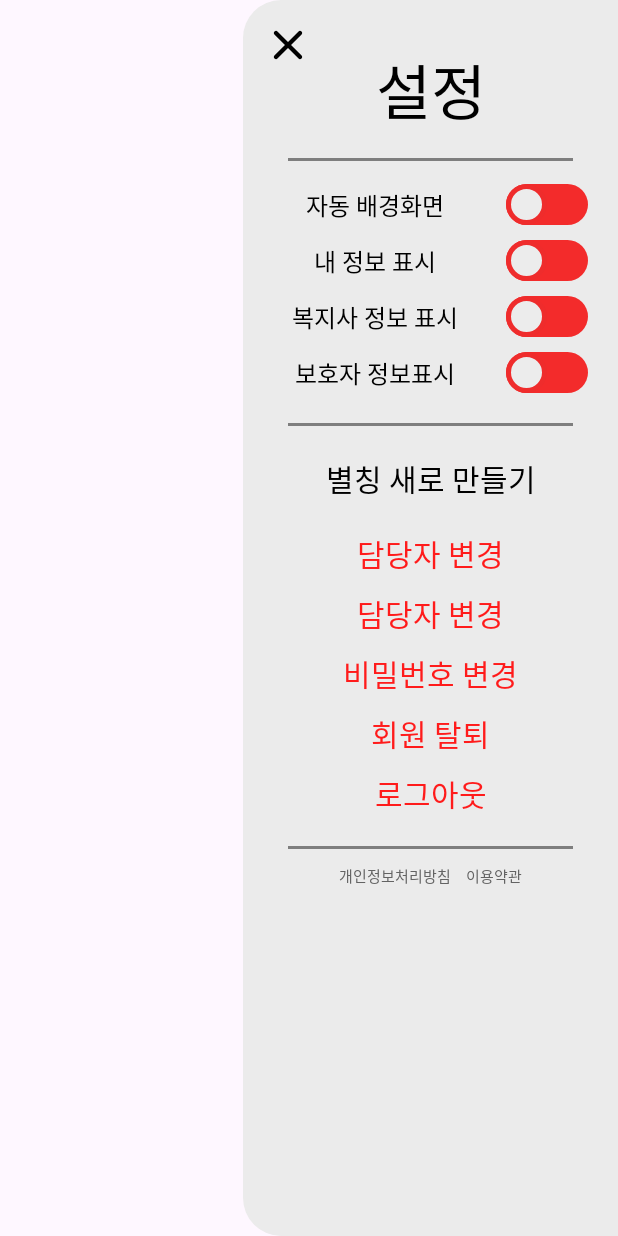
After one commit to Guji-Welfare-E/Guji-Welfare-E_Android, an Android app: the fragment DrawerFragment shown on its own in the app's theme, on a phone screen of 412 x 824 dp. The commit adds this screen. Run offline under Robolectric (Android 15) with nearby library versions, the phone set to English and light mode, and no system bars; our stand-ins replace data binding.

Commit message:
:sparkles: :: add main screen

```diff
--- /dev/null
+++ b/app/src/main/java/com/guji/welfare/guji_welfare_e_android/main/screen/DrawerFragment.kt
@@ -0,0 +1,15 @@
+package com.guji.welfare.guji_welfare_e_android.main.screen
+
+import androidx.fragment.app.viewModels
+import com.guji.welfare.guji_welfare_e_android.R
+import com.guji.welfare.guji_welfare_e_android.base.BaseFragment
+import com.guji.welfare.guji_welfare_e_android.databinding.FragmentDrawerBinding
+import com.guji.welfare.guji_welfare_e_android.main.viewmodel.BeaderViewModel
+
+class DrawerFragment:BaseFragment<FragmentDrawerBinding, BeaderViewModel>(R.layout.fragment_drawer) {
+    override val viewModel: BeaderViewModel by viewModels()
+
+    override fun start() {
+
+    }
+}
--- /dev/null
+++ b/app/src/main/java/com/guji/welfare/guji_welfare_e_android/main/screen/MainActivity.kt
@@ -0,0 +1,22 @@
+package com.guji.welfare.guji_welfare_e_android.main.screen
+
+import androidx.activity.viewModels
+import androidx.core.view.GravityCompat
+import com.guji.welfare.guji_welfare_e_android.R
+import com.guji.welfare.guji_welfare_e_android.base.BaseActivity
+import com.guji.welfare.guji_welfare_e_android.databinding.ActivityMainBinding
+import com.guji.welfare.guji_welfare_e_android.main.viewmodel.MainViewModel
+
+class MainActivity: BaseActivity<ActivityMainBinding, MainViewModel>(R.layout.activity_main) {
+    override val viewModel: MainViewModel by viewModels()
+
+    override fun start() {
+        binding.buttonMenu.setOnClickListener {
+            binding.drawer.openDrawer(GravityCompat.END)
+        }
+    }
+
+    override fun onResume() {
+        super.onResume()
+    }
+}
--- /dev/null
+++ b/app/src/main/java/com/guji/welfare/guji_welfare_e_android/main/viewmodel/MainViewModel.kt
@@ -0,0 +1,7 @@
+package com.guji.welfare.guji_welfare_e_android.main.viewmodel
+
+import com.guji.welfare.guji_welfare_e_android.base.BaseViewModel
+
+class MainViewModel: BaseViewModel() {
+
+}
--- /dev/null
+++ b/app/src/main/res/drawable/ic_close.xml
@@ -0,0 +1,9 @@
+<vector xmlns:android="http://schemas.android.com/apk/res/android"
+    android:width="20dp"
+    android:height="20dp"
+    android:viewportWidth="15"
+    android:viewportHeight="15">
+  <path
+      android:pathData="M14.293,2.218C14.683,1.827 14.683,1.194 14.293,0.804L14.197,0.708C13.806,0.317 13.173,0.317 12.782,0.708L7.5,6L2.218,0.708C1.827,0.317 1.194,0.317 0.803,0.708L0.707,0.804C0.317,1.194 0.317,1.827 0.707,2.218L5.989,7.5L0.707,12.782C0.317,13.173 0.317,13.806 0.707,14.196L0.804,14.293C1.194,14.683 1.827,14.683 2.218,14.293L7.5,9.011L12.782,14.293C13.173,14.683 13.806,14.683 14.196,14.293L14.293,14.196C14.683,13.806 14.683,13.173 14.293,12.782L9.011,7.5L14.293,2.218Z"
+      android:fillColor="#000000"/>
+</vector>
--- /dev/null
+++ b/app/src/main/res/drawable/ic_menu.xml
@@ -0,0 +1,15 @@
+<vector xmlns:android="http://schemas.android.com/apk/res/android"
+    android:width="32dp"
+    android:height="29dp"
+    android:viewportWidth="32"
+    android:viewportHeight="29">
+  <path
+      android:pathData="M2.5,0L29.5,0A2.5,2.5 0,0 1,32 2.5L32,2.5A2.5,2.5 0,0 1,29.5 5L2.5,5A2.5,2.5 0,0 1,0 2.5L0,2.5A2.5,2.5 0,0 1,2.5 0z"
+      android:fillColor="#000"/>
+  <path
+      android:pathData="M2.5,12L29.5,12A2.5,2.5 0,0 1,32 14.5L32,14.5A2.5,2.5 0,0 1,29.5 17L2.5,17A2.5,2.5 0,0 1,0 14.5L0,14.5A2.5,2.5 0,0 1,2.5 12z"
+      android:fillColor="#000"/>
+  <path
+      android:pathData="M2.5,24L29.5,24A2.5,2.5 0,0 1,32 26.5L32,26.5A2.5,2.5 0,0 1,29.5 29L2.5,29A2.5,2.5 0,0 1,0 26.5L0,26.5A2.5,2.5 0,0 1,2.5 24z"
+      android:fillColor="#000"/>
+</vector>
--- /dev/null
+++ b/app/src/main/res/drawable/selector_switch_thumb.xml
@@ -0,0 +1,5 @@
+<?xml version="1.0" encoding="utf-8"?>
+<selector xmlns:android="http://schemas.android.com/apk/res/android">
+    <item android:drawable="@drawable/shape_switch_thumb_on" android:state_checked="true"/>
+    <item android:drawable="@drawable/shape_switch_thumb_off" android:state_checked="false"/>
+</selector>
--- /dev/null
+++ b/app/src/main/res/drawable/selector_switch_track.xml
@@ -0,0 +1,5 @@
+<?xml version="1.0" encoding="utf-8"?>
+<selector xmlns:android="http://schemas.android.com/apk/res/android">
+    <item android:drawable="@drawable/shape_switch_track_on" android:state_checked="true"/>
+    <item android:drawable="@drawable/shape_switch_track_off" android:state_checked="false"/>
+</selector>
--- /dev/null
+++ b/app/src/main/res/drawable/shape_switch_thumb_off.xml
@@ -0,0 +1,14 @@
+<?xml version="1.0" encoding="utf-8"?>
+<shape xmlns:android="http://schemas.android.com/apk/res/android"
+    android:shape="oval">
+
+    <size
+        android:width="27dp"
+        android:height="27dp" />
+    <solid android:color="#ECECEC" />
+
+    <stroke
+        android:width="3dp"
+        android:color="#EF2C2C" />
+
+</shape>
--- /dev/null
+++ b/app/src/main/res/drawable/shape_switch_thumb_on.xml
@@ -0,0 +1,14 @@
+<?xml version="1.0" encoding="utf-8"?>
+<shape xmlns:android="http://schemas.android.com/apk/res/android"
+    android:shape="oval">
+
+    <size
+        android:width="27dp"
+        android:height="27dp" />
+    <solid android:color="#ECECEC" />
+
+    <stroke
+        android:width="3dp"
+        android:color="#29CD00" />
+
+</shape>
--- /dev/null
+++ b/app/src/main/res/drawable/shape_switch_track_off.xml
@@ -0,0 +1,11 @@
+<?xml version="1.0" encoding="utf-8"?>
+<shape xmlns:android="http://schemas.android.com/apk/res/android"
+    android:shape="rectangle">
+    <corners android:radius="50dp" />
+
+    <size
+        android:width="52dp"
+        android:height="27dp" />
+
+    <solid android:color="#F32B2B"/>
+</shape>
--- /dev/null
+++ b/app/src/main/res/drawable/shape_switch_track_on.xml
@@ -0,0 +1,12 @@
+<?xml version="1.0" encoding="utf-8"?>
+<shape xmlns:android="http://schemas.android.com/apk/res/android"
+    android:shape="rectangle">
+
+    <corners android:radius="50dp" />
+
+    <size
+        android:width="52dp"
+        android:height="27dp" />
+
+    <solid android:color="#29CD00" />
+</shape>
--- a/app/src/main/res/layout/activity_main.xml
+++ b/app/src/main/res/layout/activity_main.xml
@@ -4,10 +4,9 @@
     xmlns:tools="http://schemas.android.com/tools">
 
     <data>
-
         <variable
             name="main"
-            type="com.guji.welfare.guji_welfare_e_android.main.viewmodel.MainViewModel" />
+            type="com.guji.welfare.guji_welfare_e_android.main.screen.MainActivity" />
     </data>
 
     <androidx.drawerlayout.widget.DrawerLayout
@@ -15,14 +14,6 @@
         android:layout_width="match_parent"
         android:layout_height="match_parent"
         tools:context=".ui.main.MainActivity">
-
-        <androidx.constraintlayout.widget.ConstraintLayout
-            android:background="@drawable/background_drawer"
-            android:layout_gravity="right"
-            android:layout_width="250dp"
-            android:layout_height="match_parent">
-
-        </androidx.constraintlayout.widget.ConstraintLayout>
 
         <androidx.constraintlayout.widget.ConstraintLayout
             android:layout_width="match_parent"
@@ -208,12 +199,21 @@
                         android:minHeight="0dp"
                         android:text="보호자 추가"
                         android:textColor="@color/white"
-                        android:textSize="13sp"></Button>
+                        android:textSize="13sp"/>
                 </androidx.appcompat.widget.LinearLayoutCompat>
 
             </androidx.appcompat.widget.LinearLayoutCompat>
 
         </androidx.constraintlayout.widget.ConstraintLayout>
 
+        <com.google.android.material.navigation.NavigationView
+            android:id="@+id/main_drawer_view"
+            android:layout_width="250dp"
+            android:layout_height="match_parent"
+            android:layout_gravity="end"
+            android:overScrollMode="never"
+            android:background="@drawable/background_drawer"
+            app:headerLayout="@layout/fragment_drawer"/>
+
     </androidx.drawerlayout.widget.DrawerLayout>
 </layout>
--- /dev/null
+++ b/app/src/main/res/layout/fragment_drawer.xml
@@ -0,0 +1,334 @@
+<?xml version="1.0" encoding="utf-8"?>
+<layout xmlns:android="http://schemas.android.com/apk/res/android"
+    xmlns:app="http://schemas.android.com/apk/res-auto">
+
+    <data>
+
+        <variable
+            name="drawer"
+            type="com.guji.welfare.guji_welfare_e_android.main.viewmodel.MainViewModel" />
+    </data>
+
+    <androidx.constraintlayout.widget.ConstraintLayout
+        android:layout_width="250dp"
+        android:layout_height="match_parent"
+        android:layout_gravity="end"
+        android:background="@drawable/background_drawer">
+
+        <androidx.appcompat.widget.AppCompatImageView
+            android:id="@+id/button_close"
+            android:layout_width="20dp"
+            android:layout_height="20dp"
+            android:layout_marginStart="20dp"
+            android:layout_marginTop="20dp"
+            android:backgroundTint="#00000000"
+            android:src="@drawable/ic_close"
+            app:layout_constraintStart_toStartOf="parent"
+            app:layout_constraintTop_toTopOf="parent" />
+
+        <androidx.appcompat.widget.AppCompatTextView
+            android:id="@+id/setting_text"
+            android:layout_width="wrap_content"
+            android:layout_height="wrap_content"
+            android:layout_marginTop="30dp"
+            android:fontFamily="@font/pretendard_bold"
+            android:text="설정"
+            android:textColor="@color/black"
+            android:textSize="40sp"
+            app:layout_constraintEnd_toEndOf="parent"
+            app:layout_constraintStart_toStartOf="parent"
+            app:layout_constraintTop_toTopOf="parent" />
+
+        <View
+            android:id="@+id/line"
+            android:layout_width="match_parent"
+            android:layout_height="2dp"
+            android:layout_marginStart="30dp"
+            android:layout_marginTop="15dp"
+            android:layout_marginEnd="30dp"
+            android:background="#7E7E7E"
+            app:layout_constraintEnd_toEndOf="parent"
+            app:layout_constraintStart_toStartOf="parent"
+            app:layout_constraintTop_toBottomOf="@id/setting_text" />
+
+        <androidx.appcompat.widget.LinearLayoutCompat
+            android:id="@+id/linearLayoutCompat"
+            android:layout_width="match_parent"
+            android:layout_height="wrap_content"
+            android:layout_marginTop="15dp"
+            android:orientation="vertical"
+            app:layout_constraintEnd_toEndOf="parent"
+            app:layout_constraintStart_toStartOf="parent"
+            app:layout_constraintTop_toBottomOf="@+id/line">
+
+            <androidx.constraintlayout.widget.ConstraintLayout
+                android:layout_width="match_parent"
+                android:layout_height="wrap_content"
+                android:layout_gravity="center"
+                android:orientation="horizontal">
+
+                <androidx.appcompat.widget.AppCompatTextView
+                    android:id="@+id/appCompatTextView8"
+                    android:layout_width="wrap_content"
+                    android:layout_height="wrap_content"
+                    android:fontFamily="@font/pretendard_extrabold"
+                    android:text="자동 배경화면"
+                    android:textColor="@color/black"
+                    android:textSize="16sp"
+                    app:layout_constraintBottom_toBottomOf="parent"
+                    app:layout_constraintEnd_toStartOf="@+id/SwitchCompat"
+                    app:layout_constraintStart_toStartOf="parent"
+                    app:layout_constraintTop_toTopOf="parent" />
+
+                <Switch
+                    android:id="@+id/SwitchCompat"
+                    android:layout_width="wrap_content"
+                    android:layout_height="wrap_content"
+                    android:layout_gravity="left"
+                    android:layout_marginEnd="20dp"
+                    android:thumb="@drawable/selector_switch_thumb"
+                    android:track="@drawable/selector_switch_track"
+                    app:layout_constraintBottom_toBottomOf="parent"
+                    app:layout_constraintEnd_toEndOf="parent"
+                    app:layout_constraintTop_toTopOf="parent" />
+
+            </androidx.constraintlayout.widget.ConstraintLayout>
+
+            <androidx.constraintlayout.widget.ConstraintLayout
+                android:layout_width="match_parent"
+                android:layout_height="wrap_content"
+                android:layout_gravity="center"
+                android:layout_marginTop="10dp"
+                android:orientation="horizontal">
+
+                <androidx.appcompat.widget.AppCompatTextView
+                    android:id="@+id/appCompatTextView7"
+                    android:layout_width="wrap_content"
+                    android:layout_height="wrap_content"
+                    android:fontFamily="@font/pretendard_extrabold"
+                    android:text="내 정보 표시"
+                    android:textColor="@color/black"
+                    android:textSize="16sp"
+                    app:layout_constraintBottom_toBottomOf="parent"
+                    app:layout_constraintEnd_toStartOf="@+id/switch2"
+                    app:layout_constraintStart_toStartOf="parent"
+                    app:layout_constraintTop_toTopOf="parent" />
+
+                <Switch
+                    android:id="@+id/switch2"
+                    android:layout_width="wrap_content"
+                    android:layout_height="wrap_content"
+                    android:layout_marginEnd="20dp"
+                    android:thumb="@drawable/selector_switch_thumb"
+                    android:track="@drawable/selector_switch_track"
+                    app:layout_constraintBottom_toBottomOf="parent"
+                    app:layout_constraintEnd_toEndOf="parent"
+                    app:layout_constraintTop_toTopOf="parent" />
+
+            </androidx.constraintlayout.widget.ConstraintLayout>
+
+            <androidx.constraintlayout.widget.ConstraintLayout
+                android:layout_width="match_parent"
+                android:layout_height="wrap_content"
+                android:layout_gravity="center"
+                android:layout_marginTop="10dp"
+                android:orientation="horizontal">
+
+                <androidx.appcompat.widget.AppCompatTextView
+                    android:id="@+id/appCompatTextView6"
+                    android:layout_width="wrap_content"
+                    android:layout_height="wrap_content"
+                    android:fontFamily="@font/pretendard_extrabold"
+                    android:text="복지사 정보 표시"
+                    android:textColor="@color/black"
+                    android:textSize="16sp"
+                    app:layout_constraintBottom_toBottomOf="parent"
+                    app:layout_constraintEnd_toStartOf="@+id/switch1"
+                    app:layout_constraintStart_toStartOf="parent"
+                    app:layout_constraintTop_toTopOf="parent" />
+
+                <Switch
+                    android:id="@+id/switch1"
+                    android:layout_width="wrap_content"
+                    android:layout_height="wrap_content"
+                    android:layout_marginEnd="20dp"
+                    android:thumb="@drawable/selector_switch_thumb"
+                    android:track="@drawable/selector_switch_track"
+                    app:layout_constraintBottom_toBottomOf="parent"
+                    app:layout_constraintEnd_toEndOf="parent"
+                    app:layout_constraintTop_toTopOf="parent" />
+
+            </androidx.constraintlayout.widget.ConstraintLayout>
+
+            <androidx.constraintlayout.widget.ConstraintLayout
+                android:layout_width="match_parent"
+                android:layout_height="wrap_content"
+                android:layout_gravity="center"
+                android:layout_marginTop="10dp"
+                android:orientation="horizontal">
+
+                <androidx.appcompat.widget.AppCompatTextView
+                    android:layout_width="wrap_content"
+                    android:layout_height="wrap_content"
+                    android:fontFamily="@font/pretendard_extrabold"
+                    android:text="보호자 정보표시"
+                    android:textColor="@color/black"
+                    android:textSize="16sp"
+                    app:layout_constraintBottom_toBottomOf="parent"
+                    app:layout_constraintEnd_toStartOf="@+id/switch3"
+                    app:layout_constraintStart_toStartOf="parent"
+                    app:layout_constraintTop_toTopOf="parent" />
+
+                <Switch
+                    android:id="@+id/switch3"
+                    android:layout_width="wrap_content"
+                    android:layout_height="wrap_content"
+                    android:layout_marginEnd="20dp"
+                    android:thumb="@drawable/selector_switch_thumb"
+                    android:track="@drawable/selector_switch_track"
+                    app:layout_constraintBottom_toBottomOf="parent"
+                    app:layout_constraintEnd_toEndOf="parent"
+                    app:layout_constraintTop_toTopOf="parent" />
+
+            </androidx.constraintlayout.widget.ConstraintLayout>
+
+        </androidx.appcompat.widget.LinearLayoutCompat>
+
+        <View
+            android:id="@+id/view"
+            android:layout_width="match_parent"
+            android:layout_height="2dp"
+            android:layout_marginStart="30dp"
+            android:layout_marginTop="20dp"
+            android:layout_marginEnd="30dp"
+            android:background="#7E7E7E"
+            app:layout_constraintEnd_toEndOf="parent"
+            app:layout_constraintStart_toStartOf="parent"
+            app:layout_constraintTop_toBottomOf="@+id/linearLayoutCompat" />
+
+        <androidx.appcompat.widget.AppCompatTextView
+            android:id="@+id/appCompatTextView9"
+            android:layout_width="wrap_content"
+            android:layout_height="wrap_content"
+            android:layout_marginTop="20dp"
+            android:fontFamily="@font/pretendard_extrabold"
+            android:text="별칭 새로 만들기"
+            android:textColor="@color/black"
+            android:textSize="20sp"
+            app:layout_constraintEnd_toEndOf="parent"
+            app:layout_constraintStart_toStartOf="parent"
+            app:layout_constraintTop_toBottomOf="@+id/view" />
+
+        <androidx.appcompat.widget.AppCompatTextView
+            android:id="@+id/appCompatTextView10"
+            android:layout_width="wrap_content"
+            android:layout_height="wrap_content"
+            android:layout_marginTop="20dp"
+            android:fontFamily="@font/pretendard_extrabold"
+            android:text="담당자 변경"
+            android:textColor="#FF1B1B"
+            android:textSize="20sp"
+            app:layout_constraintEnd_toEndOf="parent"
+            app:layout_constraintStart_toStartOf="parent"
+            app:layout_constraintTop_toBottomOf="@+id/appCompatTextView9" />
+
+        <androidx.appcompat.widget.AppCompatTextView
+            android:id="@+id/appCompatTextView11"
+            android:layout_width="wrap_content"
+            android:layout_height="wrap_content"
+            android:layout_marginTop="10dp"
+            android:fontFamily="@font/pretendard_extrabold"
+            android:text="담당자 변경"
+            android:textColor="#FF1B1B"
+            android:textSize="20sp"
+            app:layout_constraintEnd_toEndOf="parent"
+            app:layout_constraintStart_toStartOf="parent"
+            app:layout_constraintTop_toBottomOf="@+id/appCompatTextView10" />
+
+        <androidx.appcompat.widget.AppCompatTextView
+            android:id="@+id/appCompatTextView12"
+            android:layout_width="wrap_content"
+            android:layout_height="wrap_content"
+            android:layout_marginTop="10dp"
+            android:fontFamily="@font/pretendard_extrabold"
+            android:text="비밀번호 변경"
+            android:textColor="#FF1B1B"
+            android:textSize="20sp"
+            app:layout_constraintEnd_toEndOf="parent"
+            app:layout_constraintStart_toStartOf="parent"
+            app:layout_constraintTop_toBottomOf="@+id/appCompatTextView11" />
+
+        <androidx.appcompat.widget.AppCompatTextView
+            android:id="@+id/appCompatTextView13"
+            android:layout_width="wrap_content"
+            android:layout_height="wrap_content"
+            android:layout_marginTop="10dp"
+            android:fontFamily="@font/pretendard_extrabold"
+            android:text="회원 탈퇴"
+            android:textColor="#FF1B1B"
+            android:textSize="20sp"
+            app:layout_constraintEnd_toEndOf="parent"
+            app:layout_constraintStart_toStartOf="parent"
+            app:layout_constraintTop_toBottomOf="@+id/appCompatTextView12" />
+
+        <androidx.appcompat.widget.AppCompatTextView
+            android:id="@+id/appCompatTextView14"
+            android:layout_width="wrap_content"
+            android:layout_height="wrap_content"
+            android:layout_marginTop="10dp"
+            android:fontFamily="@font/pretendard_extrabold"
+            android:text="로그아웃"
+            android:textColor="#FF1B1B"
+            android:textSize="20sp"
+            app:layout_constraintEnd_toEndOf="parent"
+            app:layout_constraintStart_toStartOf="parent"
+            app:layout_constraintTop_toBottomOf="@+id/appCompatTextView13" />
+
+        <View
+            android:id="@+id/view2"
+            android:layout_width="match_parent"
+            android:layout_height="2dp"
+            android:layout_marginStart="30dp"
+            android:layout_marginTop="20dp"
+            android:layout_marginEnd="30dp"
+            android:background="#7E7E7E"
+            app:layout_constraintEnd_toEndOf="parent"
+            app:layout_constraintStart_toStartOf="parent"
+            app:layout_constraintTop_toBottomOf="@+id/appCompatTextView14" />
+
+        <androidx.appcompat.widget.LinearLayoutCompat
+            android:layout_width="wrap_content"
+            android:layout_height="wrap_content"
+            android:layout_marginTop="10dp"
+            android:orientation="horizontal"
+            app:layout_constraintEnd_toEndOf="parent"
+            app:layout_constraintStart_toStartOf="parent"
+            app:layout_constraintTop_toBottomOf="@+id/view2">
+
+            <androidx.appcompat.widget.AppCompatTextView
+                android:id="@+id/appCompatTextView15"
+                android:layout_width="wrap_content"
+                android:layout_height="wrap_content"
+                android:fontFamily="@font/pretendard_bold"
+                android:text="개인정보처리방침"
+                android:textColor="#636363"
+                android:textSize="10sp"
+                app:layout_constraintStart_toStartOf="@+id/view2"
+                app:layout_constraintTop_toBottomOf="@+id/view2" />
+
+            <androidx.appcompat.widget.AppCompatTextView
+                android:layout_width="wrap_content"
+                android:layout_height="wrap_content"
+                android:layout_marginStart="10dp"
+                android:fontFamily="@font/pretendard_bold"
+                android:text="이용약관"
+                android:textColor="#636363"
+                android:textSize="10sp"
+                app:layout_constraintEnd_toEndOf="@+id/view2"
+                app:layout_constraintTop_toBottomOf="@+id/view2" />
+
+        </androidx.appcompat.widget.LinearLayoutCompat>
+
+
+    </androidx.constraintlayout.widget.ConstraintLayout>
+</layout>
```
